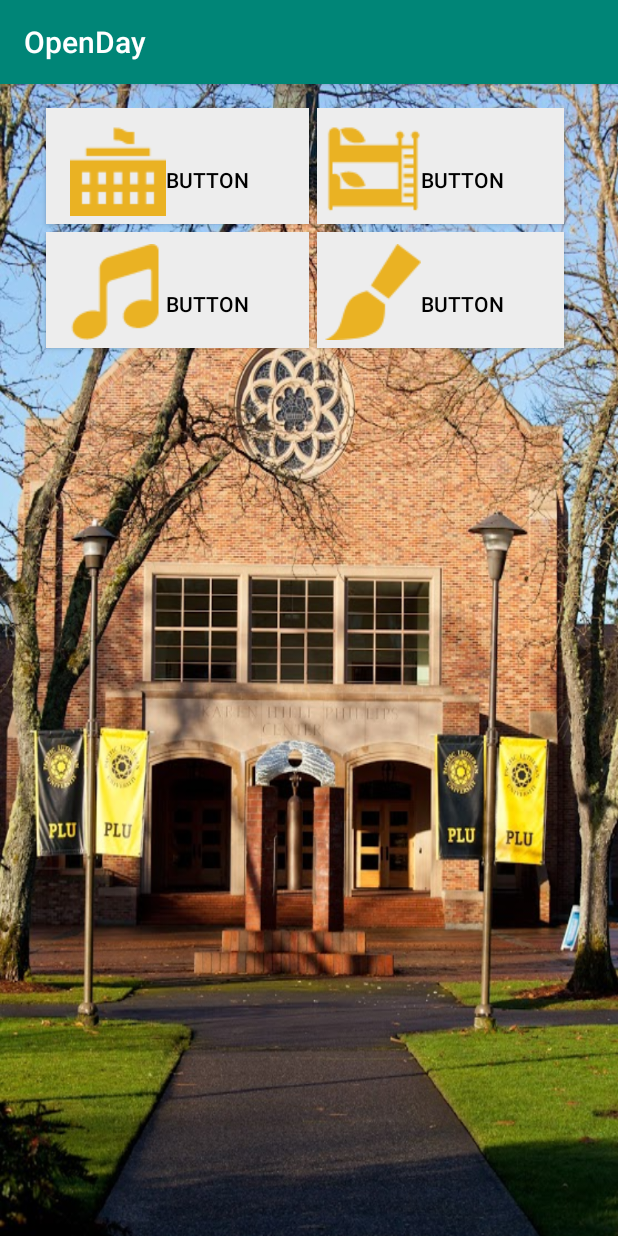
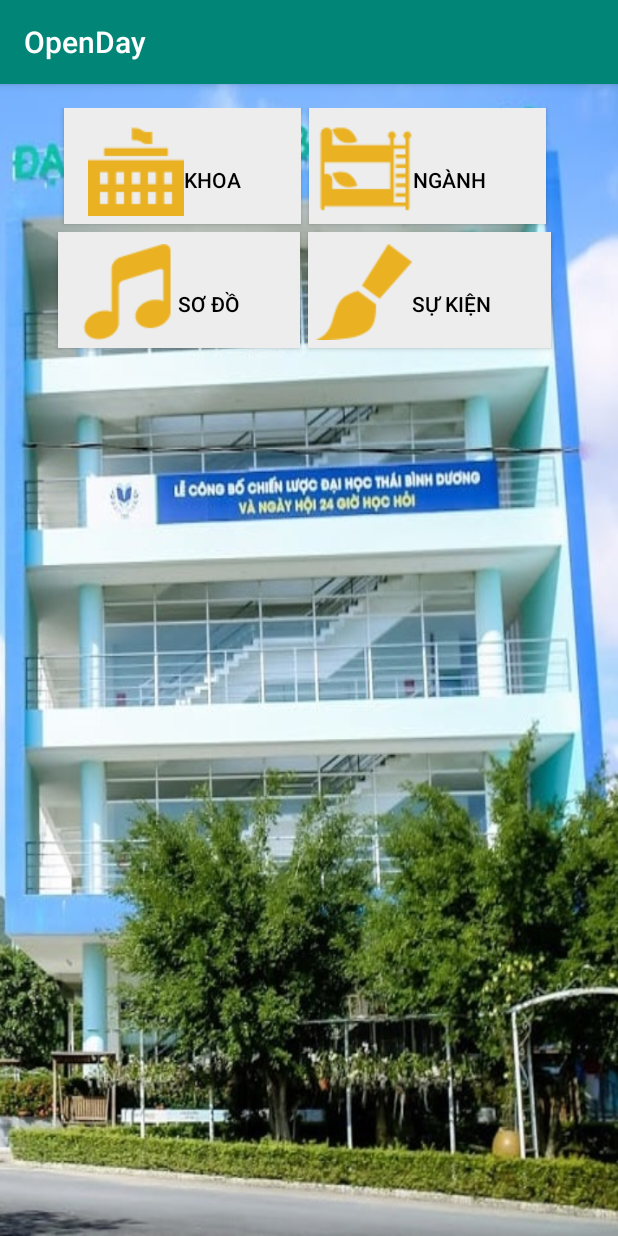
Before and after one commit to Bottle1985/OpenDay, an Android app: the screen it shows after launch (MainActivity), on a phone screen of 412 x 824 dp. Run offline under Robolectric (Android 15) with nearby library versions, the light colour scheme and no system bars.

Commit message:
Modified button and image

```diff
--- a/app/src/main/res/layout/activity_main.xml
+++ b/app/src/main/res/layout/activity_main.xml
@@ -20,7 +20,7 @@
             android:paddingLeft="16dp"
             android:paddingRight="40dp"
             android:paddingTop="8dp"
-            android:text="\nButton"
+            android:text="\nKhoa"
             android:layout_marginBottom="5dp"
             android:textColor="#000000" />
 
@@ -36,7 +36,7 @@
             android:paddingLeft="5dp"
             android:paddingRight="40dp"
             android:paddingTop="8dp"
-            android:text="\nButton"
+            android:text="\nNgành"
             android:textColor="#000000" />
     </LinearLayout>
     <LinearLayout
@@ -54,7 +54,7 @@
             android:paddingLeft="16dp"
             android:paddingRight="40dp"
             android:paddingTop="8dp"
-            android:text="\nButton"
+            android:text="\nSơ đồ"
             android:layout_marginBottom="5dp"
             android:textColor="#000000" />
 
@@ -70,7 +70,7 @@
             android:paddingLeft="5dp"
             android:paddingRight="40dp"
             android:paddingTop="8dp"
-            android:text="\nButton"
+            android:text="\nSự kiện"
             android:textColor="#000000" />
     </LinearLayout>
 </LinearLayout>
```
Also changed, not shown: app/src/main/res/drawable/bg.jpg.
